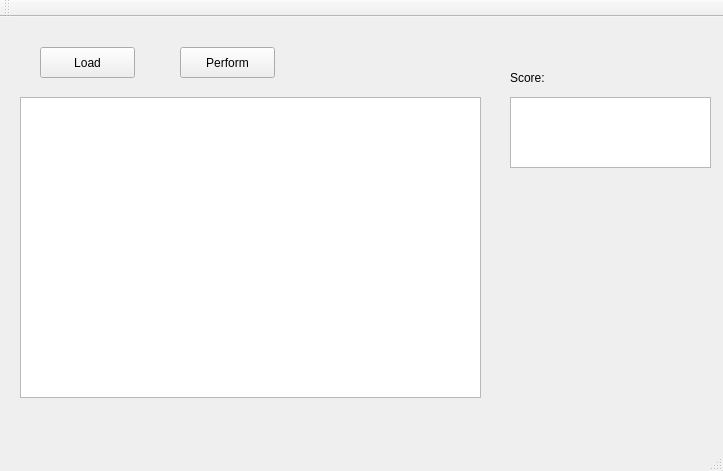
Old version of the form GUI/cgui.ui in the repository mazurekm/EquationRecognition.
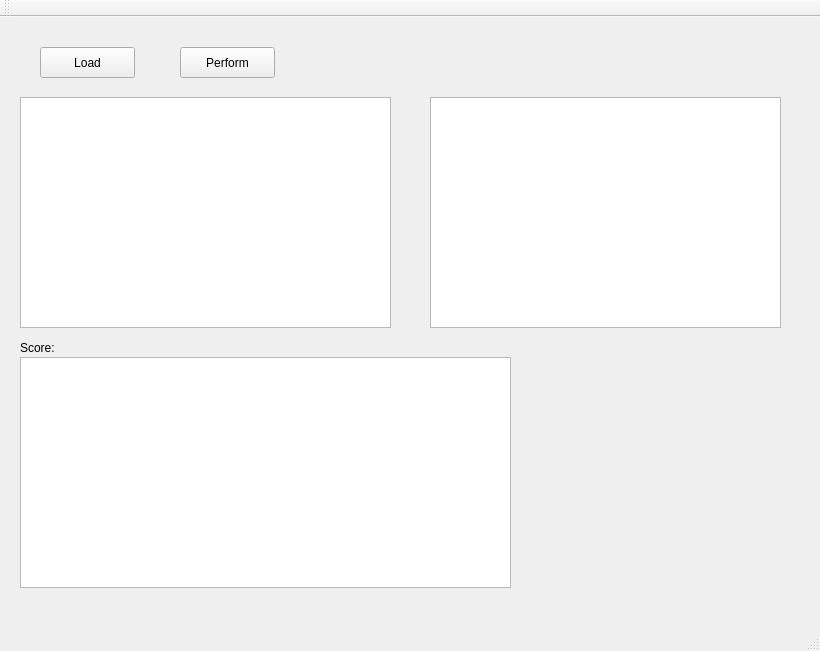
New version of the form.

Patch:
```diff
--- a/GUI/cgui.ui
+++ b/GUI/cgui.ui
@@ -6,8 +6,8 @@
    <rect>
     <x>0</x>
     <y>0</y>
-    <width>723</width>
-    <height>471</height>
+    <width>820</width>
+    <height>651</height>
    </rect>
   </property>
   <property name="windowTitle">
@@ -17,18 +17,18 @@
    <widget class="QTextEdit" name="evulationScore">
     <property name="geometry">
      <rect>
-      <x>510</x>
-      <y>80</y>
-      <width>201</width>
-      <height>71</height>
+      <x>20</x>
+      <y>340</y>
+      <width>491</width>
+      <height>231</height>
      </rect>
     </property>
    </widget>
    <widget class="QLabel" name="evLabel">
     <property name="geometry">
      <rect>
-      <x>510</x>
-      <y>50</y>
+      <x>20</x>
+      <y>320</y>
       <width>67</width>
       <height>21</height>
      </rect>
@@ -55,8 +55,8 @@
      <rect>
       <x>20</x>
       <y>80</y>
-      <width>461</width>
-      <height>301</height>
+      <width>371</width>
+      <height>231</height>
      </rect>
     </property>
    </widget>
@@ -73,6 +73,16 @@
      <string>Load</string>
     </property>
    </widget>
+   <widget class="QGraphicsView" name="procImgView">
+    <property name="geometry">
+     <rect>
+      <x>430</x>
+      <y>80</y>
+      <width>351</width>
+      <height>231</height>
+     </rect>
+    </property>
+   </widget>
   </widget>
   <widget class="QMenuBar" name="menuBar">
    <property name="geometry">
```
Left out of the diff: 2 changed lines with no effect on the pictures.
